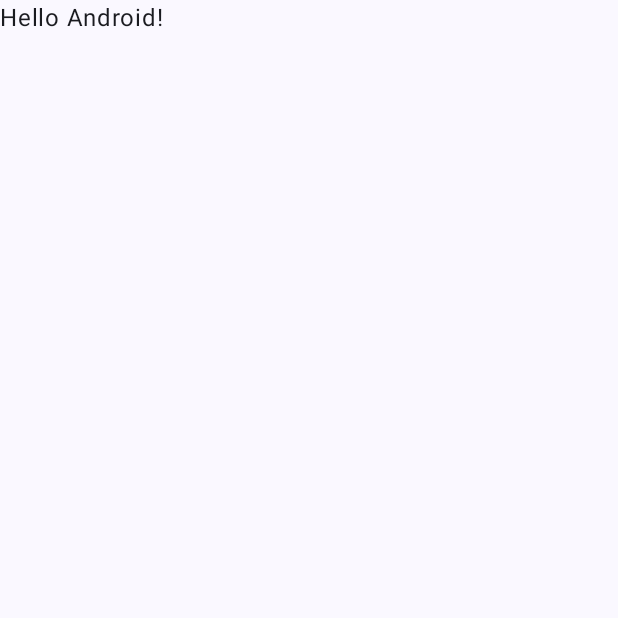
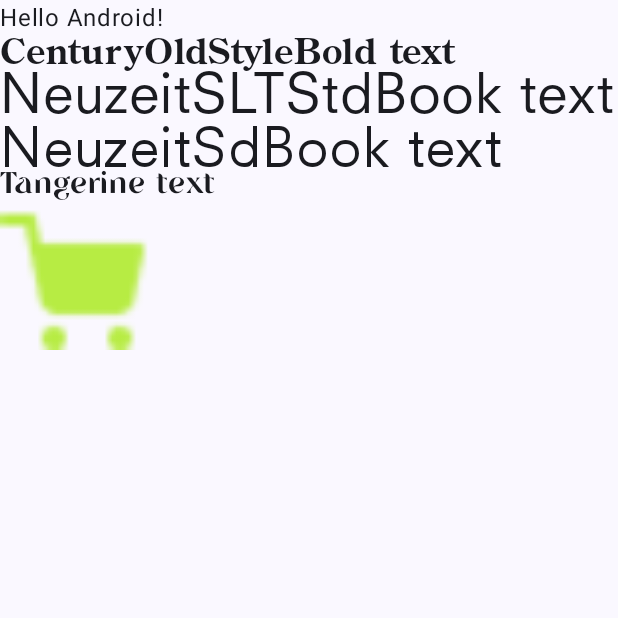
Before and after one commit to vishalshinde541/Shop-Flow-Screen, an Android app built with Jetpack Compose: the screen it shows after launch (MainActivity), on a phone screen of 412 x 824 dp, the top half of it. Before the commit the part shown is almost empty. Run offline under Robolectric (Android 15) with nearby library versions, the phone set to English and light mode, and no system bars.

Commit message:
added the resurces required for project like Font, Drawables etc

```diff
--- a/app/src/main/AndroidManifest.xml
+++ b/app/src/main/AndroidManifest.xml
@@ -1,6 +1,6 @@
 <?xml version="1.0" encoding="utf-8"?>
 <manifest xmlns:android="http://schemas.android.com/apk/res/android"
-    xmlns:tools="http://schemas.android.com/tools">
+    xmlns:tools="http://schemas.android.com/tools" >
 
     <application
         android:allowBackup="true"
@@ -11,12 +11,12 @@
         android:roundIcon="@mipmap/ic_launcher_round"
         android:supportsRtl="true"
         android:theme="@style/Theme.ShopFLowScreen"
-        tools:targetApi="31">
+        tools:targetApi="31" >
         <activity
             android:name=".MainActivity"
             android:exported="true"
             android:label="@string/app_name"
-            android:theme="@style/Theme.ShopFLowScreen">
+            android:theme="@style/Theme.ShopFLowScreen" >
             <intent-filter>
                 <action android:name="android.intent.action.MAIN" />
 
--- a/app/src/main/java/com/example/shopflowscreen/MainActivity.kt
+++ b/app/src/main/java/com/example/shopflowscreen/MainActivity.kt
@@ -4,13 +4,23 @@ import android.os.Bundle
 import androidx.activity.ComponentActivity
 import androidx.activity.compose.setContent
 import androidx.activity.enableEdgeToEdge
+import androidx.compose.foundation.Image
+import androidx.compose.foundation.layout.Column
 import androidx.compose.foundation.layout.fillMaxSize
 import androidx.compose.foundation.layout.padding
+import androidx.compose.foundation.layout.size
 import androidx.compose.material3.Scaffold
 import androidx.compose.material3.Text
 import androidx.compose.runtime.Composable
 import androidx.compose.ui.Modifier
+import androidx.compose.ui.res.painterResource
 import androidx.compose.ui.tooling.preview.Preview
+import androidx.compose.ui.unit.dp
+import androidx.compose.ui.unit.sp
+import com.example.shopflowscreen.ui.theme.AppFonts.CenturyOldStyleBold
+import com.example.shopflowscreen.ui.theme.AppFonts.NeuzeitSLTStdBook
+import com.example.shopflowscreen.ui.theme.AppFonts.NeuzeitSdBook
+import com.example.shopflowscreen.ui.theme.AppFonts.Tangerine
 import com.example.shopflowscreen.ui.theme.ShopFLowScreenTheme
 
 class MainActivity : ComponentActivity() {
@@ -32,10 +42,43 @@ class MainActivity : ComponentActivity() {
 
 @Composable
 fun Greeting(name: String, modifier: Modifier = Modifier) {
-    Text(
-        text = "Hello $name!",
-        modifier = modifier
-    )
+    Column(modifier = modifier) {
+        Text(
+            text = "Hello $name!",
+
+            )
+        // In your composables:
+        Text(
+            text = "CenturyOldStyleBold text",
+            fontFamily = CenturyOldStyleBold,
+            fontSize = 24.sp
+        )
+
+        Text(
+            text = "NeuzeitSLTStdBook text",
+            fontFamily = NeuzeitSLTStdBook,
+            fontSize = 36.sp
+        )
+
+        Text(
+            text = "NeuzeitSdBook text",
+            fontFamily = NeuzeitSdBook,
+            fontSize = 36.sp
+        )
+
+        Text(
+            text = "Tangerine text",
+            fontFamily = Tangerine,
+            fontSize = 20.sp
+        )
+
+        Image(
+            painter = painterResource(R.drawable.cart3),
+            contentDescription = "cart icon",
+            modifier = Modifier.size(100.dp)
+        )
+    }
+
 }
 
 @Preview(showBackground = true)
--- /dev/null
+++ b/app/src/main/java/com/example/shopflowscreen/ui/theme/Font.kt
@@ -0,0 +1,14 @@
+package com.example.shopflowscreen.ui.theme
+
+
+import androidx.compose.ui.text.font.Font
+import androidx.compose.ui.text.font.FontFamily
+import androidx.compose.ui.text.font.FontWeight
+import com.example.shopflowscreen.R
+
+object AppFonts {
+    val CenturyOldStyleBold = FontFamily(Font(R.font.century_old_style_std_bold, FontWeight.Bold))
+    val NeuzeitSLTStdBook = FontFamily(Font(R.font.neuzeit_slt_std_book, FontWeight.Normal))
+    val Tangerine = FontFamily(Font(R.font.tangerine, FontWeight.Normal))
+    val NeuzeitSdBook = FontFamily(Font(R.font.neuzeit_s_book, FontWeight.Normal))
+}
--- a/app/src/main/java/com/example/shopflowscreen/ui/theme/Theme.kt
+++ b/app/src/main/java/com/example/shopflowscreen/ui/theme/Theme.kt
@@ -45,7 +45,6 @@ fun ShopFLowScreenTheme(
         val context = LocalContext.current
         if (darkTheme) dynamicDarkColorScheme(context) else dynamicLightColorScheme(context)
       }
-
       darkTheme -> DarkColorScheme
       else -> LightColorScheme
     }
--- a/app/src/main/res/values/themes.xml
+++ b/app/src/main/res/values/themes.xml
@@ -1,5 +1,4 @@
 <?xml version="1.0" encoding="utf-8"?>
 <resources>
-
     <style name="Theme.ShopFLowScreen" parent="android:Theme.Material.Light.NoActionBar" />
 </resources>
```
Also changed, not shown: app/src/main/res/drawable/banner-card.svg (added), app/src/main/res/drawable/card_black_shape.png (added), app/src/main/res/drawable/card_grey_bg_png.png (added), app/src/main/res/drawable/cart3.png (added), app/src/main/res/drawable/categorysample.png (added), app/src/main/res/drawable/grey_card_svg.svg (added), app/src/main/res/drawable/product-bg-card.svg (added), app/src/main/res/drawable/product-title-card.svg (added), app/src/main/res/drawable/product_image.png (added), app/src/main/res/drawable/shopflowcard1.png (added), app/src/main/res/font/century_old_style_std_bold.otf (added), app/src/main/res/font/neuzeit_s_book.ttf (added), app/src/main/res/font/neuzeit_slt_std_book.otf (added), app/src/main/res/font/tangerine.otf (added), 1 other file. Lines whose indentation alone changed are shown as unchanged.
